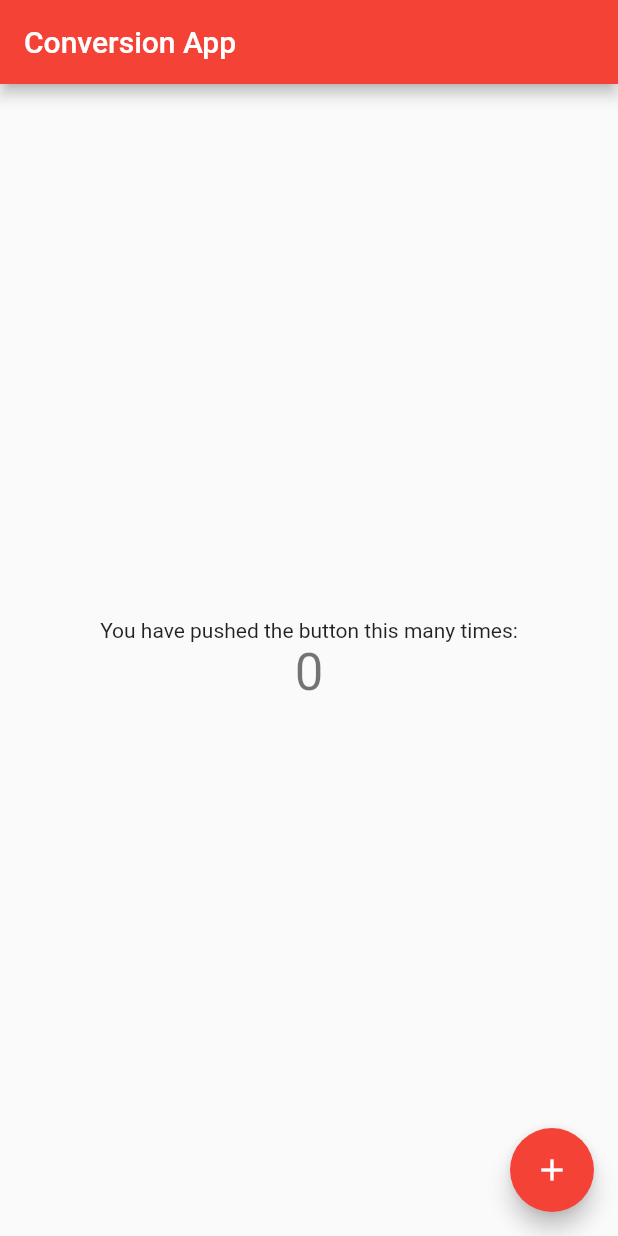
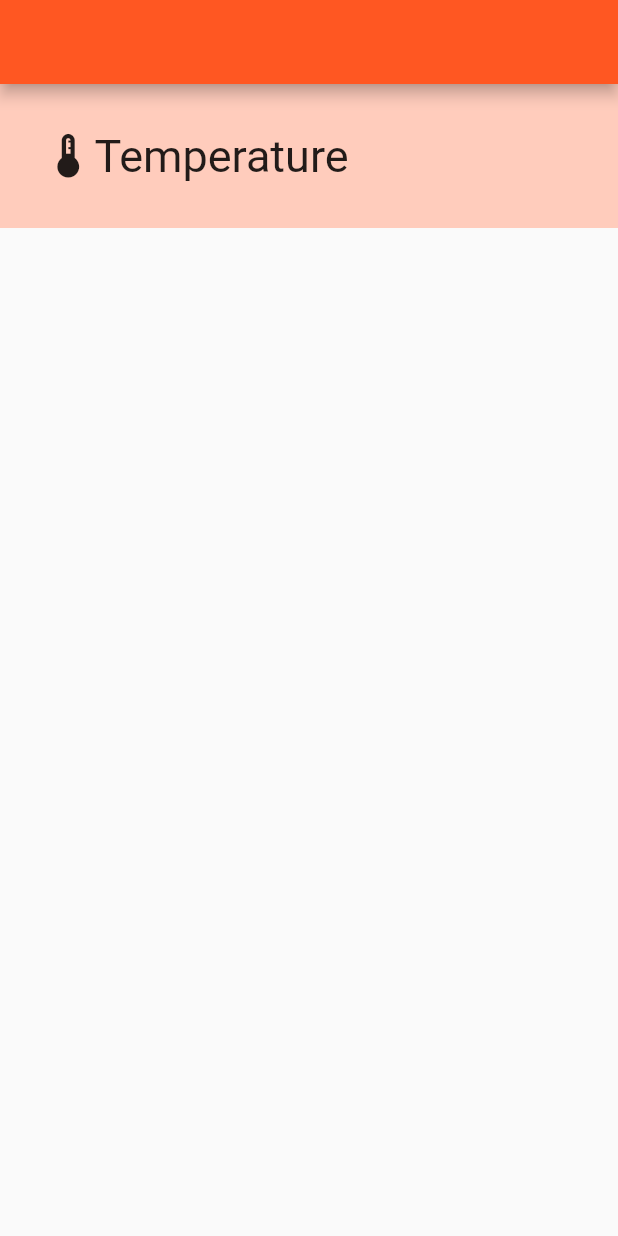
Before and after one commit to TheUnrealDev/Conversion-App, a Flutter app: the screen it shows after launch, on a phone screen of 412 x 824 dp. Run offline on Flutter 3.47's test engine with Material 2 defaults, Android fonts, the phone set to English and light mode, and no system bars.

Commit message:
Basic Homepage

```diff
--- /dev/null
+++ b/lib/conversion_page.dart
@@ -0,0 +1,50 @@
+import 'package:flutter/material.dart';
+
+class ConversionPage extends StatefulWidget {
+  final String pageTitle;
+  final IconData pageIcon;
+  const ConversionPage(
+      {super.key, required this.pageTitle, required this.pageIcon});
+
+  @override
+  State<ConversionPage> createState() => _ConversionPageState();
+}
+
+class _ConversionPageState extends State<ConversionPage> {
+  @override
+  Widget build(BuildContext context) {
+    return Scaffold(
+      resizeToAvoidBottomInset: false,
+      appBar: AppBar(),
+      body: Column(
+        mainAxisAlignment: MainAxisAlignment.center,
+        children: [
+          Expanded(
+            flex: 1,
+            child: Container(
+              padding: const EdgeInsets.all(8),
+              color: Theme.of(context).primaryColorLight,
+              child: Row(
+                mainAxisAlignment: MainAxisAlignment.start,
+                children: [
+                  Padding(
+                    padding: const EdgeInsets.only(left: 20),
+                    child: Icon(widget.pageIcon, size: 35),
+                  ),
+                  Text(
+                    widget.pageTitle,
+                    style: const TextStyle(fontSize: 30),
+                  ),
+                ],
+              ),
+            ),
+          ),
+          Expanded(
+            flex: 7,
+            child: Container(),
+          ),
+        ],
+      ),
+    );
+  }
+}
--- a/lib/main.dart
+++ b/lib/main.dart
@@ -1,4 +1,6 @@
 import 'package:flutter/material.dart';
+import 'package:conversion_app/home_page.dart';
+import 'package:conversion_app/conversion_page.dart';
 
 void main() {
   runApp(const MyApp());
@@ -13,94 +15,13 @@ class MyApp extends StatelessWidget {
     return MaterialApp(
       title: 'Conversion App',
       theme: ThemeData(
-        primarySwatch: Colors.red,
+        primarySwatch: Colors.deepOrange,
       ),
-      home: const MyHomePage(title: 'Conversion App'),
+      home: const ConversionPage(
+        pageTitle: "Temperature",
+        pageIcon: Icons.thermostat_outlined,
+      ),
+      debugShowCheckedModeBanner: false,
     );
   }
 }
-
-class MyHomePage extends StatefulWidget {
-  const MyHomePage({super.key, required this.title});
-
-  // This widget is the home page of your application. It is stateful, meaning
-  // that it has a State object (defined below) that contains fields that affect
-  // how it looks.
-
-  // This class is the configuration for the state. It holds the values (in this
-  // case the title) provided by the parent (in this case the App widget) and
-  // used by the build method of the State. Fields in a Widget subclass are
-  // always marked "final".
-
-  final String title;
-
-  @override
-  State<MyHomePage> createState() => _MyHomePageState();
-}
-
-class _MyHomePageState extends State<MyHomePage> {
-  int _counter = 0;
-
-  void _incrementCounter() {
-    setState(() {
-      // This call to setState tells the Flutter framework that something has
-      // changed in this State, which causes it to rerun the build method below
-      // so that the display can reflect the updated values. If we changed
-      // _counter without calling setState(), then the build method would not be
-      // called again, and so nothing would appear to happen.
-      _counter++;
-    });
-  }
-
-  @override
-  Widget build(BuildContext context) {
-    // This method is rerun every time setState is called, for instance as done
-    // by the _incrementCounter method above.
-    //
-    // The Flutter framework has been optimized to make rerunning build methods
-    // fast, so that you can just rebuild anything that needs updating rather
-    // than having to individually change instances of widgets.
-    return Scaffold(
-      appBar: AppBar(
-        // Here we take the value from the MyHomePage object that was created by
-        // the App.build method, and use it to set our appbar title.
-        title: Text(widget.title),
-      ),
-      body: Center(
-        // Center is a layout widget. It takes a single child and positions it
-        // in the middle of the parent.
-        child: Column(
-          // Column is also a layout widget. It takes a list of children and
-          // arranges them vertically. By default, it sizes itself to fit its
-          // children horizontally, and tries to be as tall as its parent.
-          //
-          // Invoke "debug painting" (press "p" in the console, choose the
-          // "Toggle Debug Paint" action from the Flutter Inspector in Android
-          // Studio, or the "Toggle Debug Paint" command in Visual Studio Code)
-          // to see the wireframe for each widget.
-          //
-          // Column has various properties to control how it sizes itself and
-          // how it positions its children. Here we use mainAxisAlignment to
-          // center the children vertically; the main axis here is the vertical
-          // axis because Columns are vertical (the cross axis would be
-          // horizontal).
-          mainAxisAlignment: MainAxisAlignment.center,
-          children: <Widget>[
-            const Text(
-              'You have pushed the button this many times:',
-            ),
-            Text(
-              '$_counter',
-              style: Theme.of(context).textTheme.headlineMedium,
-            ),
-          ],
-        ),
-      ),
-      floatingActionButton: FloatingActionButton(
-        onPressed: _incrementCounter,
-        tooltip: 'Increment',
-        child: const Icon(Icons.add),
-      ), // This trailing comma makes auto-formatting nicer for build methods.
-    );
-  }
-}
```
Also changed, not shown: lib/home_page.dart (added, +77 -0 lines).
